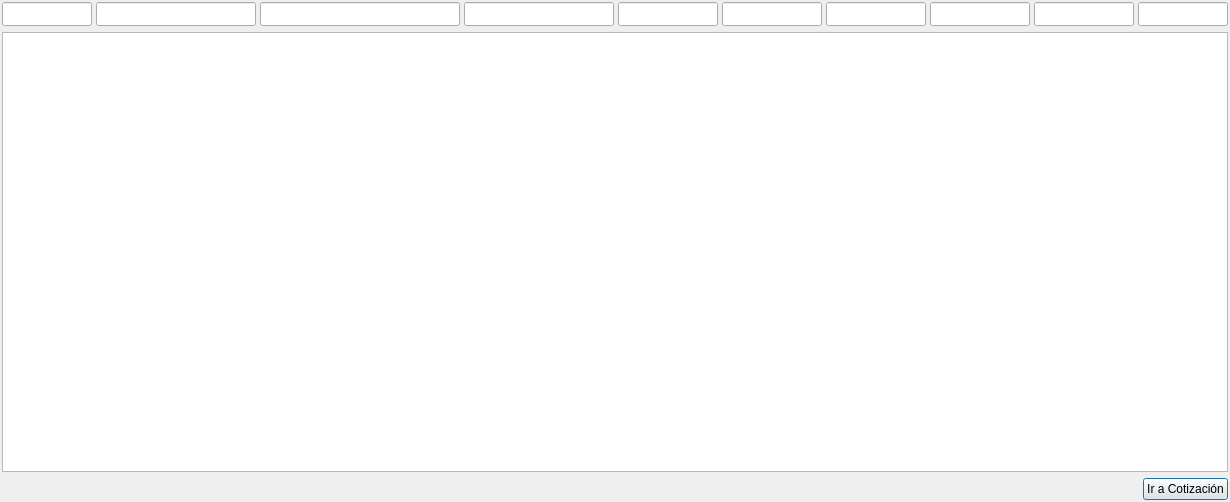
Before: the Qt Designer form ui/filterquotations.ui in OdairTrujillo/blockcheck, drawn with Qt 5.
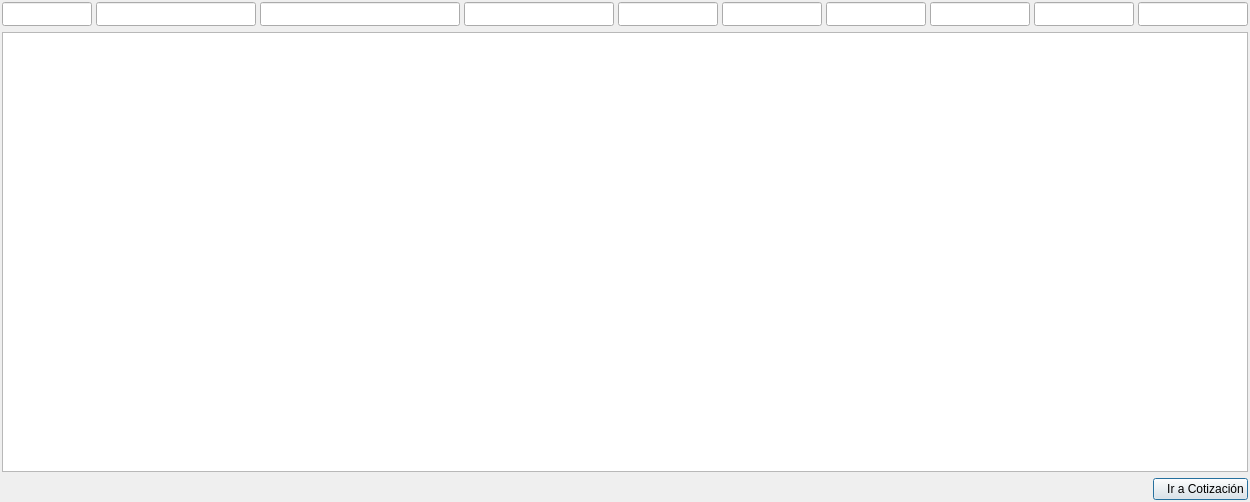
After: the same form once the commit is applied. Icons and pictures are not drawn.

```diff
--- a/ui/filterquotations.ui
+++ b/ui/filterquotations.ui
@@ -9,7 +9,7 @@
    <rect>
     <x>0</x>
     <y>0</y>
-    <width>1230</width>
+    <width>1250</width>
     <height>502</height>
    </rect>
   </property>
@@ -21,13 +21,13 @@
   </property>
   <property name="minimumSize">
    <size>
-    <width>1230</width>
+    <width>1250</width>
     <height>502</height>
    </size>
   </property>
   <property name="maximumSize">
    <size>
-    <width>1206</width>
+    <width>1250</width>
     <height>502</height>
    </size>
   </property>
@@ -351,16 +351,34 @@
    </item>
    <item row="2" column="1">
     <widget class="QPushButton" name="goRecordButton">
+     <property name="sizePolicy">
+      <sizepolicy hsizetype="Minimum" vsizetype="Fixed">
+       <horstretch>0</horstretch>
+       <verstretch>0</verstretch>
+      </sizepolicy>
+     </property>
+     <property name="minimumSize">
+      <size>
+       <width>0</width>
+       <height>0</height>
+      </size>
+     </property>
      <property name="layoutDirection">
-      <enum>Qt::RightToLeft</enum>
+      <enum>Qt::LeftToRight</enum>
+     </property>
+     <property name="autoFillBackground">
+      <bool>false</bool>
      </property>
      <property name="text">
-      <string>Ir a Cotización</string>
+      <string>   Ir a Cotización</string>
      </property>
      <property name="icon">
       <iconset resource="../resources/resources.qrc">
        <normaloff>:/icons/icons/go.png</normaloff>:/icons/icons/go.png</iconset>
      </property>
+     <property name="flat">
+      <bool>false</bool>
+     </property>
     </widget>
    </item>
   </layout>
```
Left out of the diff: 17 changed lines with no effect on the pictures.
